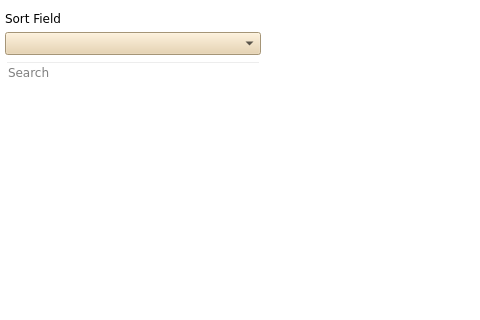
The window that monstermanual.ui (Carifio24/DMCompanion) describes before a commit, drawn with Qt 5; both pictures show x 0 to 480 and y 0 to 320 of the 1005 by 925 pixel window.
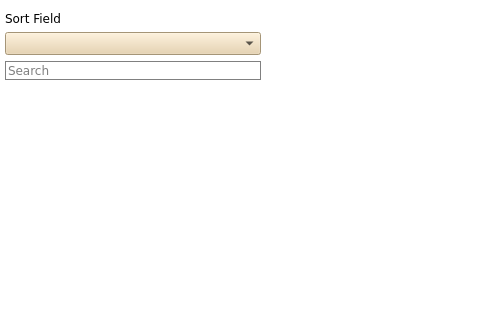
The same window after the commit.

Commit message: Added Passive Perception as a sort field. Added 1px gray border to the search bars to make them more visible.

Diff of the .ui file:
```diff
--- a/monstermanual.ui
+++ b/monstermanual.ui
@@ -77,7 +77,9 @@
         </font>
        </property>
        <property name="styleSheet">
-        <string notr="true">background:transparent</string>
+        <string notr="true">border: 1px solid gray;
+background: transparent
+</string>
        </property>
        <property name="placeholderText">
         <string>Search</string>
```
The commit also changes 8 other files.
